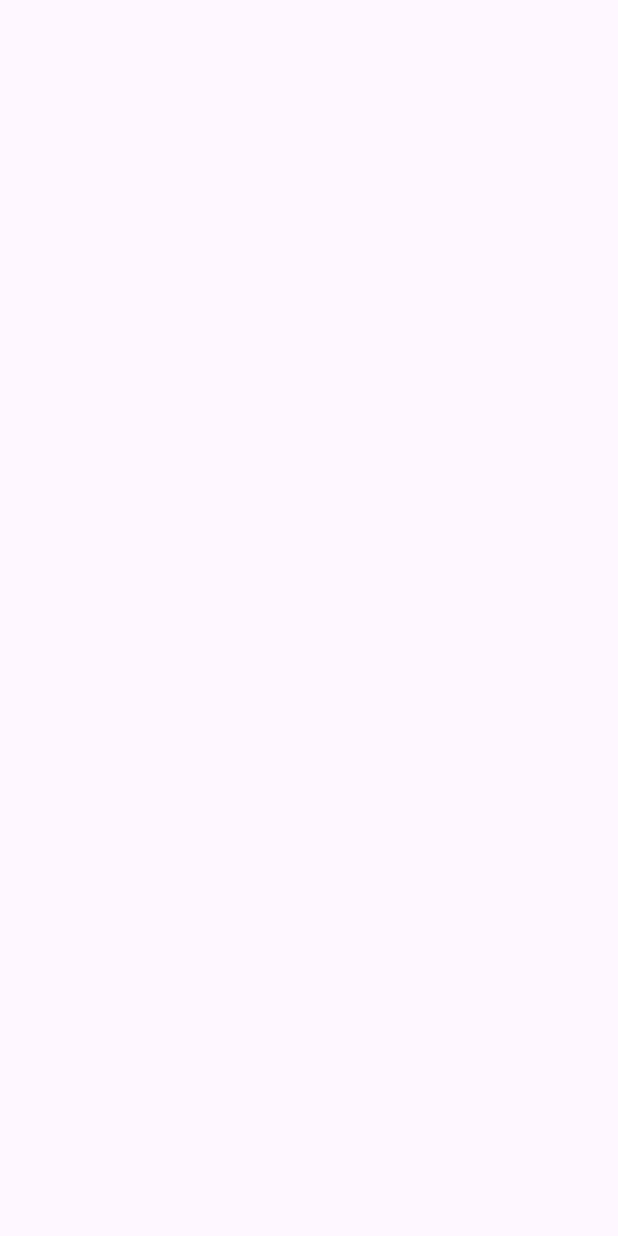
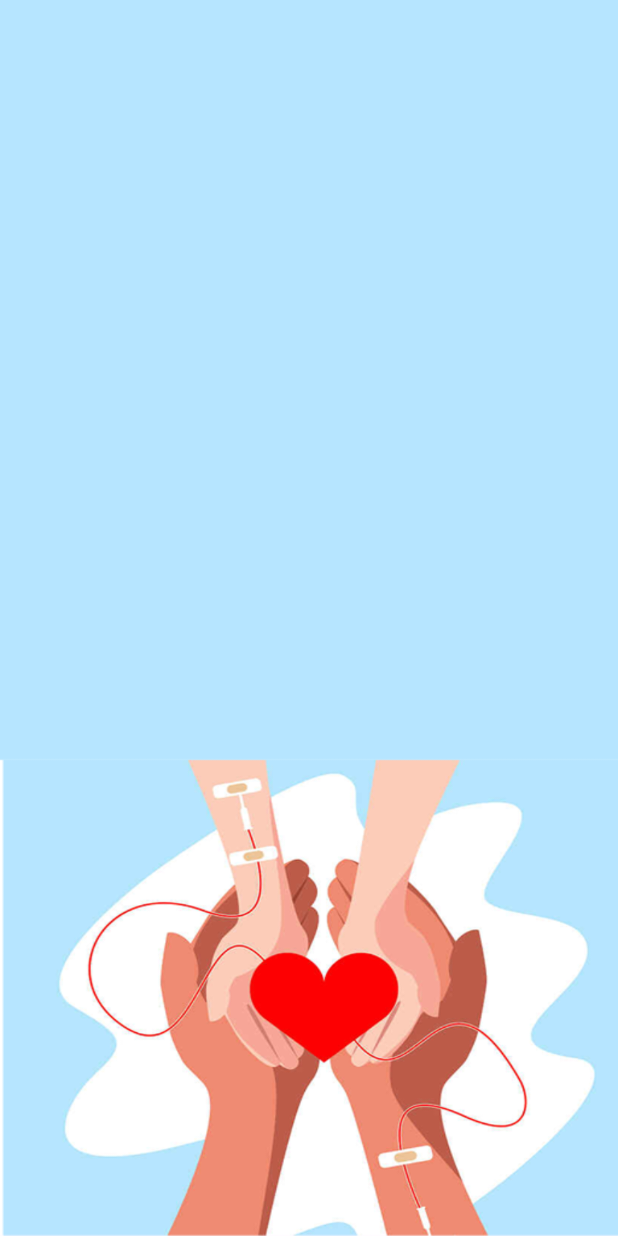
Before and after one commit to sshreya007/android-BloodDonationNetwork, an Android app: the EventsActivity screen opened directly, with no data from a screen before it, on a phone screen of 412 x 824 dp. Before the commit the screen is empty. Run offline under Robolectric (Android 15) with nearby library versions, the light colour scheme and no system bars.

Commit message:
Ninth Commit

```diff
--- a/app/src/main/res/layout/activity_events.xml
+++ b/app/src/main/res/layout/activity_events.xml
@@ -5,6 +5,7 @@
     android:id="@+id/main"
     android:layout_width="match_parent"
     android:layout_height="match_parent"
-    tools:context=".ui.activity.EventsActivity">
+    tools:context=".ui.activity.EventsActivity"
+    android:background="@drawable/events">
 
 </androidx.constraintlayout.widget.ConstraintLayout>
```
Also changed, not shown: app/src/main/res/drawable/events.png (added).
